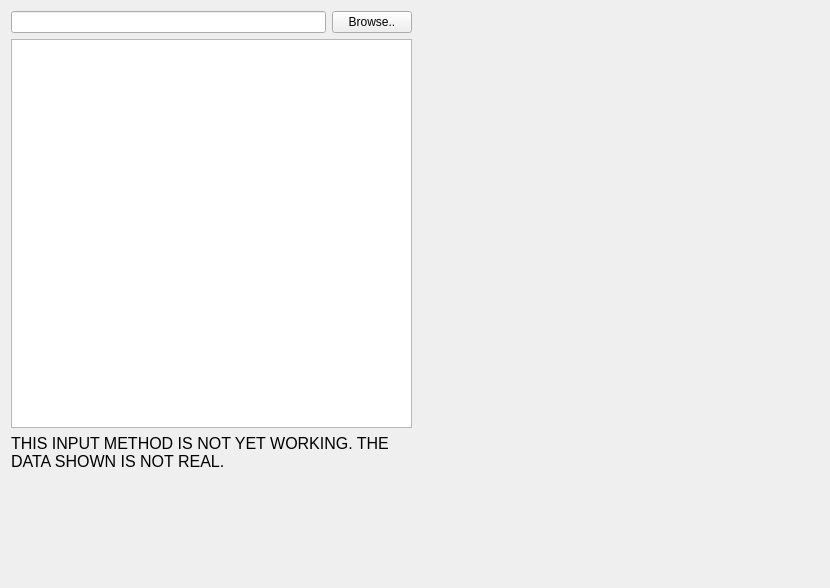
Before: the Qt Designer form src/pcot/assets/inputpdsfile.ui in AU-ExoMars/PCOT, drawn with Qt 5.
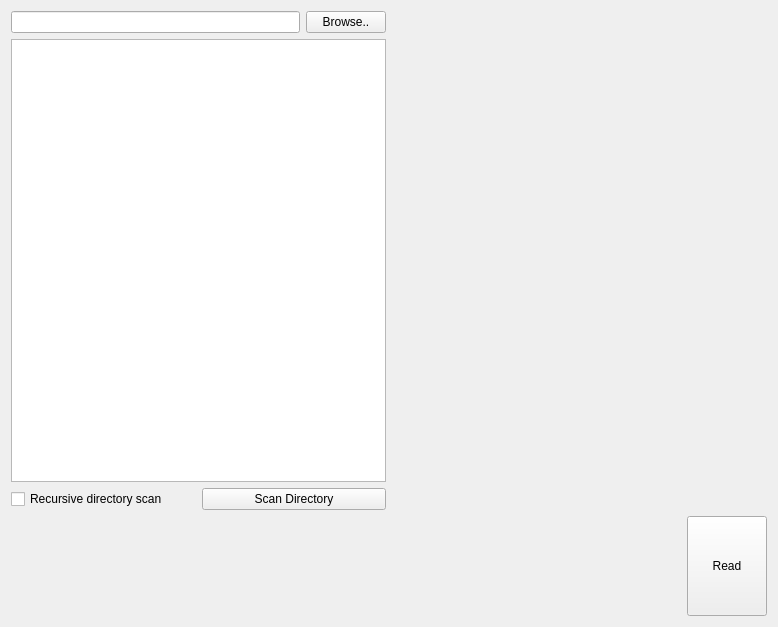
After: the same form once the commit is applied. Custom widgets are drawn as their Qt base class.

Diff of the .ui file:
```diff
--- a/src/pcot/assets/inputpdsfile.ui
+++ b/src/pcot/assets/inputpdsfile.ui
@@ -6,20 +6,45 @@
    <rect>
     <x>0</x>
     <y>0</y>
-    <width>830</width>
-    <height>588</height>
+    <width>778</width>
+    <height>627</height>
    </rect>
   </property>
   <property name="windowTitle">
    <string>Form</string>
   </property>
   <layout class="QGridLayout" name="gridLayout">
+   <item row="1" column="0">
+    <layout class="QHBoxLayout" name="horizontalLayout">
+     <property name="bottomMargin">
+      <number>0</number>
+     </property>
+     <item>
+      <widget class="QCheckBox" name="recurseBox">
+       <property name="text">
+        <string>Recursive directory scan</string>
+       </property>
+      </widget>
+     </item>
+     <item>
+      <widget class="QPushButton" name="scanDirButton">
+       <property name="text">
+        <string>Scan Directory</string>
+       </property>
+      </widget>
+     </item>
+    </layout>
+   </item>
    <item row="0" column="0">
     <layout class="QVBoxLayout" name="verticalLayout_2">
      <item>
       <layout class="QHBoxLayout" name="horizontalLayout_2">
        <item>
-        <widget class="QLineEdit" name="fileEdit"/>
+        <widget class="QLineEdit" name="fileEdit">
+         <property name="readOnly">
+          <bool>true</bool>
+         </property>
+        </widget>
        </item>
        <item>
         <widget class="QPushButton" name="browse">
@@ -35,7 +60,37 @@
      </item>
     </layout>
    </item>
-   <item row="0" column="1">
+   <item row="3" column="0" colspan="2">
+    <layout class="QHBoxLayout" name="horizontalLayout_4">
+     <property name="bottomMargin">
+      <number>0</number>
+     </property>
+     <item>
+      <widget class="LinearSetWidget" name="timeline" native="true">
+       <property name="minimumSize">
+        <size>
+         <width>0</width>
+         <height>100</height>
+        </size>
+       </property>
+      </widget>
+     </item>
+     <item>
+      <widget class="QPushButton" name="readButton">
+       <property name="sizePolicy">
+        <sizepolicy hsizetype="Fixed" vsizetype="Minimum">
+         <horstretch>0</horstretch>
+         <verstretch>0</verstretch>
+        </sizepolicy>
+       </property>
+       <property name="text">
+        <string>Read</string>
+       </property>
+      </widget>
+     </item>
+    </layout>
+   </item>
+   <item row="0" column="1" rowspan="2">
     <widget class="QSplitter" name="splitter">
      <property name="orientation">
       <enum>Qt::Horizontal</enum>
@@ -56,31 +111,6 @@
      </widget>
     </widget>
    </item>
-   <item row="2" column="0" colspan="2">
-    <widget class="LinearSetWidget" name="timeline" native="true">
-     <property name="minimumSize">
-      <size>
-       <width>0</width>
-       <height>100</height>
-      </size>
-     </property>
-    </widget>
-   </item>
-   <item row="1" column="0">
-    <widget class="QLabel" name="label">
-     <property name="font">
-      <font>
-       <pointsize>12</pointsize>
-      </font>
-     </property>
-     <property name="text">
-      <string>THIS INPUT METHOD IS NOT YET WORKING. THE DATA SHOWN IS NOT REAL.</string>
-     </property>
-     <property name="wordWrap">
-      <bool>true</bool>
-     </property>
-    </widget>
-   </item>
   </layout>
  </widget>
  <customwidgets>
```
